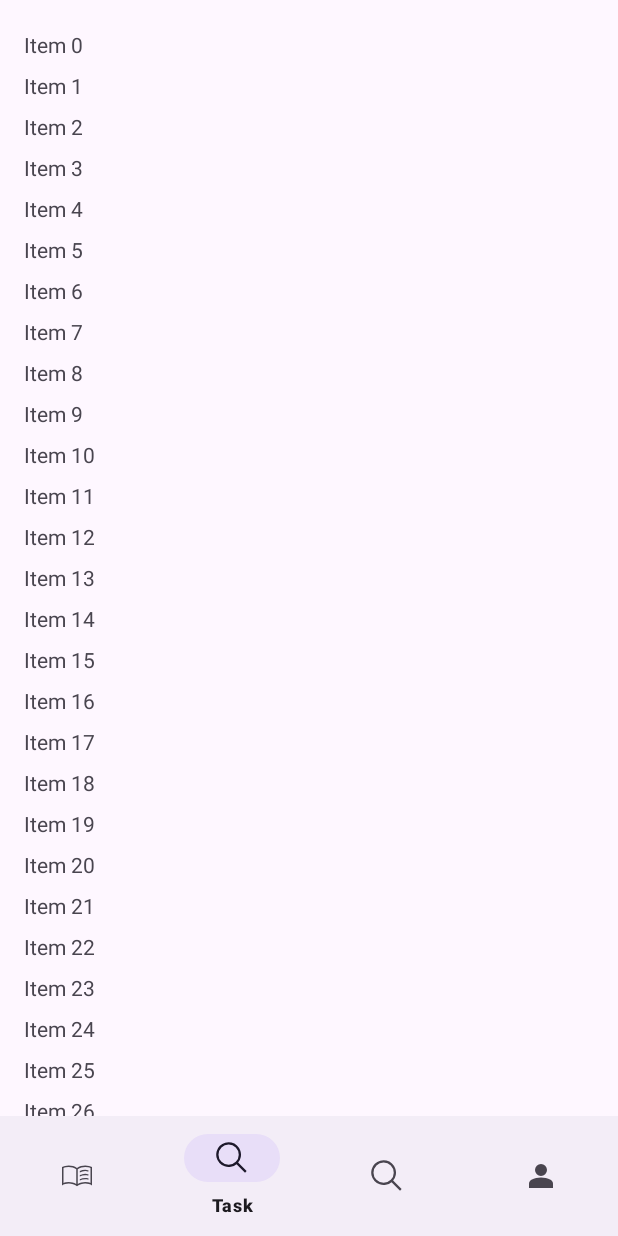
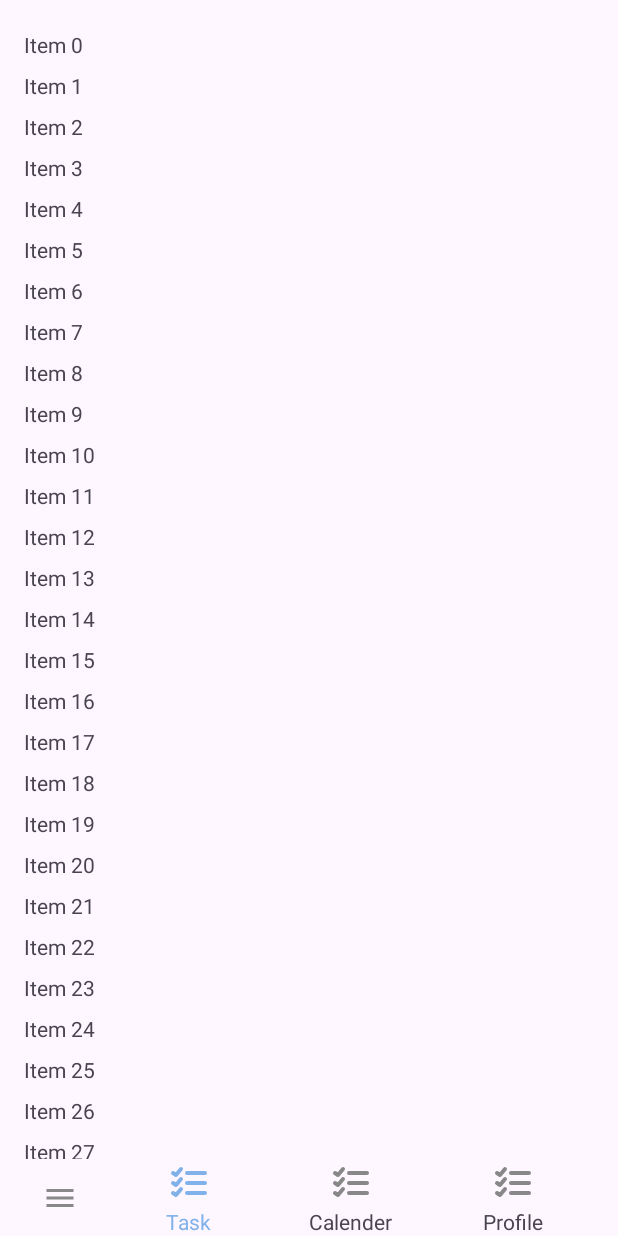
Before and after one commit to noname6996-tta/Daily-Task-Team-T, an Android app: the screen it shows after launch (MainActivity), on a phone screen of 412 x 824 dp. Run offline under Robolectric (Android 15) with nearby library versions, the phone set to English and light mode, and no system bars; our stand-ins replace Timber, data binding; libraries missing offline, so code that uses them is left out: com.blankj.utilcode, com.karumi.dexter; 2 statements that could not run were skipped.

Commit message:
- Finish main ui

```diff
--- a/app/src/main/AndroidManifest.xml
+++ b/app/src/main/AndroidManifest.xml
@@ -14,6 +14,7 @@
     <uses-permission android:name="android.permission.SCHEDULE_EXACT_ALARM" />
 
     <application
+        android:name=".DailyTaskApplication"
         android:allowBackup="true"
         android:dataExtractionRules="@xml/data_extraction_rules"
         android:fullBackupContent="@xml/backup_rules"
--- a/app/src/main/java/com/tta/dailytaskteamt/ui/custom/BottomTabController.kt
+++ b/app/src/main/java/com/tta/dailytaskteamt/ui/custom/BottomTabController.kt
@@ -18,7 +18,7 @@ class BottomTabController {
     interface ActiveListener {
         fun onActive(currentSelectedTab: Int)
         fun onInactive(unselectedTab: Int)
-        fun onAdd(id: Int);
+        fun onAdd(id: Int)
     }
 
     /**
@@ -26,9 +26,10 @@ class BottomTabController {
      * fragmentViewHistory, inactiveHistory, activeHistory,....
      *
      * @param listViews : list các item.
+     * @param listViews size : tăng lên theo kiểu nếu là 4 tab thì 4 * 3 , 3 tab là 3 * 3
      */
     fun init(vararg listViews: View?) {
-        if (listViews.size != 12) throw RuntimeException("Danh sách View chuyền vào không đủ : inactiveA->activeA->inactiveB->activeB....")
+        if (listViews.size != 9) throw RuntimeException("Danh sách View chuyền vào không đủ : inactiveA->activeA->inactiveB->activeB....")
         for (i in 0 until listViews.size / 3) {
             mListBottomItemViews.add(
                 BottomItemView(
--- a/app/src/main/java/com/tta/dailytaskteamt/ui/main/MainActivity.kt
+++ b/app/src/main/java/com/tta/dailytaskteamt/ui/main/MainActivity.kt
@@ -1,97 +1,79 @@
 package com.tta.dailytaskteamt.ui.main
 
-import android.view.MenuItem
+import android.app.AlertDialog
+import android.os.Bundle
+import android.view.View
+import androidx.activity.addCallback
 import androidx.core.view.GravityCompat
 import androidx.drawerlayout.widget.DrawerLayout
-import androidx.navigation.NavController
-import androidx.navigation.fragment.NavHostFragment
-import androidx.navigation.ui.AppBarConfiguration
-import androidx.navigation.ui.NavigationUI
-import androidx.navigation.ui.setupWithNavController
 import com.blankj.utilcode.util.ScreenUtils
-import com.blankj.utilcode.util.ToastUtils
-import com.google.android.material.navigation.NavigationBarView
 import com.tta.core_base.BaseActivity
 import com.tta.dailytaskteamt.R
 import com.tta.dailytaskteamt.databinding.ActivityMainBinding
+import com.tta.dailytaskteamt.databinding.LayoutFragmentMainBinding
+import com.tta.dailytaskteamt.ui.custom.BottomTabController
 import com.tta.dailytaskteamt.ui.nav_menu.NavMenuFragment
-import timber.log.Timber
+import com.tta.dailytaskteamt.utils.Constants
 
-class MainActivity : BaseActivity<ActivityMainBinding>() {
+class MainActivity : BaseActivity<ActivityMainBinding>(), BottomTabController.ActiveListener {
 
-    private lateinit var navController: NavController
-    private lateinit var appBarConfiguration: AppBarConfiguration
     private var mNavMenuFragment: NavMenuFragment? = null
+    private var currentSelectedTab: Int = 0
+    private val mBottomTabController = BottomTabController()
 
     override fun getDataBinding(): ActivityMainBinding {
         return ActivityMainBinding.inflate(layoutInflater)
     }
 
-    override fun initView() {
-        super.initView()
-        initBottomNavigation()
+    override fun initView(savedInstanceState: Bundle?) {
+        super.initView(savedInstanceState)
+        initBottomNavigation(savedInstanceState)
         initNavMenu()
 
-        // Setup AppBarConfiguration với DrawerLayout
-        appBarConfiguration = AppBarConfiguration(
-            setOf(R.id.taskFragment, R.id.calenderFragment, R.id.profileFragment),
-            binding.drawerLayout
-        )
+        onBackPressedDispatcher.addCallback(this) {
+            if (mustCloseNavigationMenu()) {
+                return@addCallback
+            }
+
+            // Hiển thị dialog xác nhận thoát ứng dụng
+            AlertDialog.Builder(this@MainActivity)
+                .setTitle("Thoát ứng dụng")
+                .setMessage("Bạn có chắc chắn muốn thoát không?")
+                .setPositiveButton("Có") { _, _ ->
+                    finish() // Thoát ứng dụng
+                }
+                .setNegativeButton("Không") { dialog, _ ->
+                    dialog.dismiss() // Đóng dialog, không thoát
+                }
+                .show()
+        }
     }
 
-    private fun initBottomNavigation() {
-        // Setup Navigation Controller
-        val navHostFragment = supportFragmentManager.findFragmentById(R.id.container) as NavHostFragment
-        navController = navHostFragment.navController
+    private fun initBottomNavigation(savedInstanceState: Bundle?) {
+        val layoutBottomMain = binding.bottomNavigation
+        val layoutFragmentMain = LayoutFragmentMainBinding.bind(binding.root)
 
-        val mNavigationItemSelected = object : NavigationBarView.OnItemSelectedListener {
-            override fun onNavigationItemSelected(item: MenuItem): Boolean {
-                Timber.d("MainActivity Clicked on: ${item.itemId}")
-                ToastUtils.showShort("Clicked on: ${item.itemId}")
-                when (item.itemId) {
-                    R.id.menuFragment -> {
-                        openNavigationMenu()
-                        return true
-                    }
-
-                    R.id.taskFragment -> {
-                        NavigationUI.onNavDestinationSelected(
-                            item,
-                            navController
-                        )
-                        return true
-                    }
-
-                    R.id.calenderFragment -> {
-                        NavigationUI.onNavDestinationSelected(
-                            item,
-                            navController
-                        )
-                        return true
-                    }
-
-                    R.id.profileFragment -> {
-                        NavigationUI.onNavDestinationSelected(
-                            item,
-                            navController
-                        )
-                        return true
-                    }
-
-                    else -> {
-                        return false
-                    }
-                }
+        if (savedInstanceState != null) {
+            currentSelectedTab = savedInstanceState.getInt(Constants.CURRENT_TAB_MAIN)
+            if (currentSelectedTab > 0) {
+                mBottomTabController.mCurrentSelectedTab = 0
             }
         }
 
-        binding.bottomNavigation.setupWithNavController(navController)
-        binding.bottomNavigation.apply {
-            setOnItemSelectedListener(mNavigationItemSelected)
-        }
-
-        // Setup bottom navigation
-        binding.bottomNavigation.setupWithNavController(navController)
+        mBottomTabController.init(
+            layoutFragmentMain.fragmentTabTask,
+            layoutBottomMain.tabTaskInactive,
+            layoutBottomMain.tabTaskActive,
+            layoutFragmentMain.fragmentTabCalendar,
+            layoutBottomMain.tabCalenderInactive,
+            layoutBottomMain.tabCalenderActive,
+            layoutFragmentMain.fragmentTabProfile,
+            layoutBottomMain.tabProfileInactive,
+            layoutBottomMain.tabProfileActive
+        )
+        mBottomTabController.initFragmentTab(supportFragmentManager)
+        mBottomTabController.selectTab(if (currentSelectedTab > 0) currentSelectedTab else BottomTabController.INDEX_TAB_TASK)
+        mBottomTabController.setActiveListener(this@MainActivity)
     }
 
     private fun initNavMenu() {
@@ -105,14 +87,46 @@ class MainActivity : BaseActivity<ActivityMainBinding>() {
         supportFragmentManager.beginTransaction().apply {
             add(R.id.fr_nav_menu_container, mNavMenuFragment!!, "NavMenuFragment")
         }.commitNow()
+
+        binding.bottomNavigation.navMenu.setOnClickListener {
+            openNavigationMenu()
+        }
     }
 
-    fun openNavigationMenu() {
-        binding.drawerLayout.openDrawer(GravityCompat.START)
+    private fun mustCloseNavigationMenu(): Boolean {
+        if (binding.root.findViewById<DrawerLayout>(R.id.drawer_layout).isDrawerOpen(GravityCompat.START)) {
+            closeNavigationMenu()
+            return true
+        }
+        return false
     }
 
-    override fun onSupportNavigateUp(): Boolean {
-        return (NavigationUI.navigateUp(navController, appBarConfiguration)
-                || super.onSupportNavigateUp())
+    private fun openNavigationMenu() {
+        binding.root.findViewById<DrawerLayout>(R.id.drawer_layout).openDrawer(GravityCompat.START)
+    }
+
+    private fun closeNavigationMenu() {
+        binding.root.findViewById<DrawerLayout>(R.id.drawer_layout).closeDrawer(GravityCompat.START)
+    }
+
+    fun onBottomTabClick(v: View?) {
+        mBottomTabController.handleOnTabClick(v!!)
+    }
+
+    override fun onActive(currentSelectedTab: Int) {
+        this.currentSelectedTab = currentSelectedTab
+    }
+
+    override fun onInactive(unselectedTab: Int) {
+
+    }
+
+    override fun onAdd(id: Int) {
+
+    }
+
+    override fun onDestroy() {
+        super.onDestroy()
+        mBottomTabController.destroy()
     }
 }
--- /dev/null
+++ b/app/src/main/java/com/tta/dailytaskteamt/utils/Constants.kt
@@ -0,0 +1,5 @@
+package com.tta.dailytaskteamt.utils
+
+object Constants {
+    const val CURRENT_TAB_MAIN = "CURRENT_TAB_MAIN"
+}
--- a/app/src/main/res/drawable/baseline_menu_24.xml
+++ b/app/src/main/res/drawable/baseline_menu_24.xml
@@ -1,4 +1,4 @@
-<vector xmlns:android="http://schemas.android.com/apk/res/android" android:height="24dp" android:tint="#404040" android:viewportHeight="24" android:viewportWidth="24" android:width="24dp">
+<vector xmlns:android="http://schemas.android.com/apk/res/android" android:height="24dp" android:tint="#888888" android:viewportHeight="24" android:viewportWidth="24" android:width="24dp">
 
     <path android:fillColor="@android:color/white" android:pathData="M3,18h18v-2L3,16v2zM3,13h18v-2L3,11v2zM3,6v2h18L21,6L3,6z"/>
 
--- /dev/null
+++ b/app/src/main/res/drawable/ic_task_active.xml
@@ -0,0 +1,13 @@
+<vector xmlns:android="http://schemas.android.com/apk/res/android"
+    android:width="24dp"
+    android:height="24dp"
+    android:viewportWidth="24"
+    android:viewportHeight="24">
+  <path
+      android:pathData="M11,17H20M8,15L5.5,18L4,17M11,12H20M8,10L5.5,13L4,12M11,7H20M8,5L5.5,8L4,7"
+      android:strokeLineJoin="round"
+      android:strokeWidth="2"
+      android:fillColor="#00000000"
+      android:strokeColor="#80B1E9"
+      android:strokeLineCap="round"/>
+</vector>
--- /dev/null
+++ b/app/src/main/res/drawable/ic_task_inactive.xml
@@ -0,0 +1,13 @@
+<vector xmlns:android="http://schemas.android.com/apk/res/android"
+    android:width="24dp"
+    android:height="24dp"
+    android:viewportWidth="24"
+    android:viewportHeight="24">
+  <path
+      android:pathData="M11,17H20M8,15L5.5,18L4,17M11,12H20M8,10L5.5,13L4,12M11,7H20M8,5L5.5,8L4,7"
+      android:strokeLineJoin="round"
+      android:strokeWidth="2"
+      android:fillColor="#00000000"
+      android:strokeColor="#888888"
+      android:strokeLineCap="round"/>
+</vector>
--- a/app/src/main/res/layout/activity_main.xml
+++ b/app/src/main/res/layout/activity_main.xml
@@ -1,37 +1,26 @@
 <androidx.drawerlayout.widget.DrawerLayout xmlns:android="http://schemas.android.com/apk/res/android"
-    xmlns:app="http://schemas.android.com/apk/res-auto"
     xmlns:tools="http://schemas.android.com/tools"
     android:id="@+id/drawer_layout"
     android:layout_width="match_parent"
     android:layout_height="match_parent"
     android:fitsSystemWindows="true"
-    tools:context=".ui.main.MainActivity"
-    tools:openDrawer="start">
+    tools:context=".ui.main.MainActivity">
 
-    <androidx.constraintlayout.widget.ConstraintLayout
+    <LinearLayout
         android:layout_width="match_parent"
-        android:layout_height="match_parent">
-        <!-- Nội dung chính -->
-        <androidx.fragment.app.FragmentContainerView
-            android:id="@+id/container"
-            android:name="androidx.navigation.fragment.NavHostFragment"
+        android:layout_height="match_parent"
+        android:orientation="vertical">
+        <include
+            layout="@layout/layout_fragment_main"
             android:layout_width="match_parent"
-            android:layout_height="0dp"
-            app:defaultNavHost="true"
-            app:layout_constraintBottom_toTopOf="@+id/bottom_navigation"
-            app:layout_constraintTop_toTopOf="parent"
-            app:navGraph="@navigation/nav_home" />
+            android:layout_height="wrap_content" />
 
-        <!-- Bottom Navigation -->
-        <com.google.android.material.bottomnavigation.BottomNavigationView
+        <include
             android:id="@+id/bottom_navigation"
+            layout="@layout/bottom_navigation"
             android:layout_width="match_parent"
-            android:layout_height="wrap_content"
-            android:layout_alignParentBottom="true"
-            android:layout_gravity="bottom"
-            app:layout_constraintBottom_toBottomOf="parent"
-            app:menu="@menu/bottom_nav_menu" />
-    </androidx.constraintlayout.widget.ConstraintLayout>
+            android:layout_height="wrap_content" />
+    </LinearLayout>
 
     <com.google.android.material.navigation.NavigationView
         android:id="@+id/nav_view"
--- a/app/src/main/res/layout/bottom_navigation.xml
+++ b/app/src/main/res/layout/bottom_navigation.xml
@@ -4,37 +4,43 @@
     android:layout_width="match_parent"
     android:layout_height="wrap_content">
 
-    <!-- Menu Icon -->
     <ImageView
         android:id="@+id/navMenu"
         android:layout_width="0dp"
         android:layout_height="wrap_content"
-        android:src="@drawable/baseline_menu_24"
+        android:layout_marginStart="16dp"
         android:contentDescription="menu"
         android:padding="12dp"
+        android:src="@drawable/baseline_menu_24"
+        app:layout_constraintBottom_toBottomOf="parent"
         app:layout_constraintStart_toStartOf="parent"
-        app:layout_constraintTop_toTopOf="parent"
-        app:layout_constraintBottom_toBottomOf="parent"
-        android:layout_marginStart="16dp" />
+        app:layout_constraintTop_toTopOf="parent" />
 
-    <!-- First Button -->
-    <LinearLayout
+    <RelativeLayout
         android:id="@+id/navTask"
         android:layout_width="0dp"
         android:layout_height="wrap_content"
-        android:orientation="vertical"
+        android:layout_marginStart="8dp"
         android:gravity="center"
-        app:layout_constraintStart_toEndOf="@id/navMenu"
-        app:layout_constraintTop_toTopOf="parent"
+        android:onClick="onBottomTabClick"
         app:layout_constraintBottom_toBottomOf="parent"
         app:layout_constraintEnd_toStartOf="@id/navCalender"
-        android:layout_marginStart="8dp">
+        app:layout_constraintStart_toEndOf="@id/navMenu"
+        app:layout_constraintTop_toTopOf="parent">
+
+        <LinearLayout
+            android:id="@+id/tabTaskInactive"
+            android:layout_width="match_parent"
+            android:layout_height="wrap_content"
+            android:gravity="center"
+            android:orientation="vertical"
+            android:visibility="gone">
 
             <ImageView
                 android:layout_width="32dp"
                 android:layout_height="32dp"
-            android:src="@drawable/ic_menu"
-            android:contentDescription="ask_icon" />
+                android:contentDescription="ask_icon"
+                android:src="@drawable/ic_task_inactive" />
 
             <TextView
                 android:layout_width="wrap_content"
@@ -42,23 +48,51 @@
                 android:text="@string/task" />
         </LinearLayout>
 
-    <!-- Second Button -->
         <LinearLayout
-        android:id="@+id/navCalender"
-        android:layout_width="0dp"
+            android:id="@+id/tabTaskActive"
+            android:layout_width="match_parent"
             android:layout_height="wrap_content"
-        android:orientation="vertical"
             android:gravity="center"
-        app:layout_constraintStart_toEndOf="@id/navTask"
-        app:layout_constraintTop_toTopOf="parent"
-        app:layout_constraintBottom_toBottomOf="parent"
-        app:layout_constraintEnd_toStartOf="@id/navProfile">
+            android:orientation="vertical">
 
             <ImageView
                 android:layout_width="32dp"
                 android:layout_height="32dp"
-            android:src="@drawable/ic_menu"
-            android:contentDescription="task_icon" />
+                android:contentDescription="@string/task"
+                android:src="@drawable/ic_task_active" />
+
+            <TextView
+                android:layout_width="wrap_content"
+                android:layout_height="wrap_content"
+                android:text="@string/task"
+                android:textColor="#80B1E9" />
+        </LinearLayout>
+
+    </RelativeLayout>
+
+    <RelativeLayout
+        android:id="@+id/navCalender"
+        android:layout_width="0dp"
+        android:layout_height="wrap_content"
+        android:gravity="center"
+        android:onClick="onBottomTabClick"
+        app:layout_constraintBottom_toBottomOf="parent"
+        app:layout_constraintEnd_toStartOf="@id/navProfile"
+        app:layout_constraintStart_toEndOf="@id/navTask"
+        app:layout_constraintTop_toTopOf="parent">
+
+        <LinearLayout
+            android:id="@+id/tabCalenderInactive"
+            android:layout_width="match_parent"
+            android:layout_height="wrap_content"
+            android:gravity="center"
+            android:orientation="vertical">
+
+            <ImageView
+                android:layout_width="32dp"
+                android:layout_height="32dp"
+                android:contentDescription="calendar_icon"
+                android:src="@drawable/ic_task_inactive" />
 
             <TextView
                 android:layout_width="wrap_content"
@@ -66,28 +100,81 @@
                 android:text="@string/calender" />
         </LinearLayout>
 
-    <!-- Third Button -->
         <LinearLayout
-        android:id="@+id/navProfile"
-        android:layout_width="0dp"
+            android:id="@+id/tabCalenderActive"
+            android:layout_width="match_parent"
             android:layout_height="wrap_content"
+            android:gravity="center"
             android:orientation="vertical"
-        android:gravity="center"
-        app:layout_constraintStart_toEndOf="@id/navCalender"
-        app:layout_constraintTop_toTopOf="parent"
-        app:layout_constraintBottom_toBottomOf="parent"
-        app:layout_constraintEnd_toEndOf="parent"
-        android:layout_marginEnd="16dp">
+            android:visibility="gone">
 
             <ImageView
                 android:layout_width="32dp"
                 android:layout_height="32dp"
-            android:src="@drawable/ic_menu"
-            android:contentDescription="task_icon" />
+                android:contentDescription="calendar_icon"
+                android:src="@drawable/ic_task_active" />
 
             <TextView
                 android:layout_width="wrap_content"
                 android:layout_height="wrap_content"
-            android:text="@string/task" />
+                android:text="@string/calender"
+                android:textColor="#80B1E9" />
         </LinearLayout>
+
+    </RelativeLayout>
+
+    <RelativeLayout
+        android:id="@+id/navProfile"
+        android:layout_width="0dp"
+        android:layout_height="wrap_content"
+        android:layout_marginEnd="16dp"
+        android:gravity="center"
+        android:onClick="onBottomTabClick"
+        app:layout_constraintBottom_toBottomOf="parent"
+        app:layout_constraintEnd_toEndOf="parent"
+        app:layout_constraintStart_toEndOf="@id/navCalender"
+        app:layout_constraintTop_toTopOf="parent">
+
+        <LinearLayout
+            android:id="@+id/tabProfileInactive"
+            android:layout_width="match_parent"
+            android:layout_height="wrap_content"
+            android:gravity="center"
+            android:orientation="vertical">
+
+            <ImageView
+                android:layout_width="32dp"
+                android:layout_height="32dp"
+                android:contentDescription="profile_icon"
+                android:src="@drawable/ic_task_inactive" />
+
+            <TextView
+                android:layout_width="wrap_content"
+                android:layout_height="wrap_content"
+                android:text="@string/profile" />
+        </LinearLayout>
+
+        <LinearLayout
+            android:id="@+id/tabProfileActive"
+            android:layout_width="match_parent"
+            android:layout_height="wrap_content"
+            android:gravity="center"
+            android:orientation="vertical"
+            android:visibility="gone">
+
+            <ImageView
+                android:layout_width="32dp"
+                android:layout_height="32dp"
+                android:contentDescription="profile_icon"
+                android:src="@drawable/ic_task_active" />
+
+            <TextView
+                android:layout_width="wrap_content"
+                android:layout_height="wrap_content"
+                android:text="@string/profile"
+                android:textColor="#80B1E9" />
+        </LinearLayout>
+
+    </RelativeLayout>
+
 </androidx.constraintlayout.widget.ConstraintLayout>
--- /dev/null
+++ b/app/src/main/res/layout/layout_fragment_main.xml
@@ -0,0 +1,30 @@
+<?xml version="1.0" encoding="utf-8"?>
+<merge xmlns:android="http://schemas.android.com/apk/res/android">
+
+    <FrameLayout
+        android:id="@+id/layout_fragments"
+        android:layout_width="match_parent"
+        android:layout_height="0dp"
+        android:layout_weight="1">
+
+        <FrameLayout
+            android:id="@+id/fragment_tab_task"
+            android:layout_width="match_parent"
+            android:layout_height="match_parent"
+            android:visibility="invisible"/>
+
+        <FrameLayout
+            android:id="@+id/fragment_tab_calendar"
+            android:layout_width="match_parent"
+            android:layout_height="match_parent"
+            android:visibility="invisible"/>
+
+        <FrameLayout
+            android:id="@+id/fragment_tab_profile"
+            android:layout_width="match_parent"
+            android:layout_height="match_parent"
+            android:visibility="invisible"/>
+
+    </FrameLayout>
+
+</merge>
--- a/app/src/main/res/values/strings.xml
+++ b/app/src/main/res/values/strings.xml
@@ -1,8 +1,8 @@
 <resources>
     <string name="app_name">Daily Task Team T</string>
-    <!-- TODO: Remove or change this placeholder text -->
     <string name="hello_blank_fragment">Hello blank fragment</string>
     <string name="task">Task</string>
     <string name="mine">Mine</string>
     <string name="calender">Calender</string>
+    <string name="profile">Profile</string>
 </resources>
--- a/core-base/src/main/java/com/tta/core_base/BaseActivity.kt
+++ b/core-base/src/main/java/com/tta/core_base/BaseActivity.kt
@@ -17,7 +17,7 @@ abstract class BaseActivity<T : ViewBinding> : AppCompatActivity() {
         _binding = getDataBinding()
         setContentView(binding.root)
         initViewModel()
-        initView()
+        initView(savedInstanceState)
         addEvent()
         addObservers()
         initData()
@@ -25,7 +25,7 @@ abstract class BaseActivity<T : ViewBinding> : AppCompatActivity() {
 
     abstract fun getDataBinding(): T
     open fun initViewModel() {}
-    open fun initView() {}
+    open fun initView(savedInstanceState: Bundle?) {}
     open fun addEvent() {}
     open fun addObservers() {}
     open fun initData() {}
```
Lines whose indentation alone changed are shown as unchanged.
